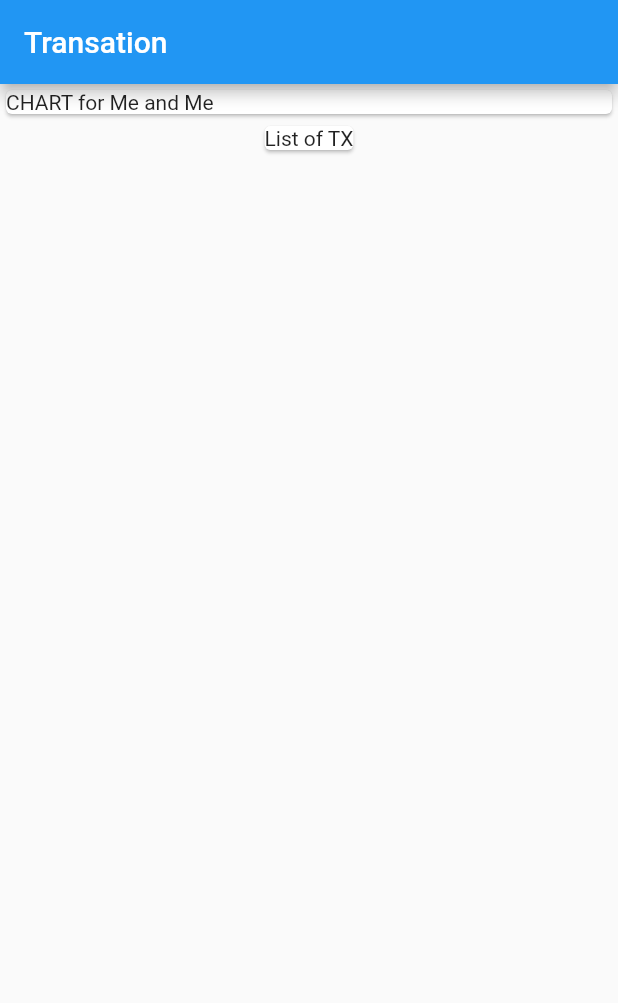
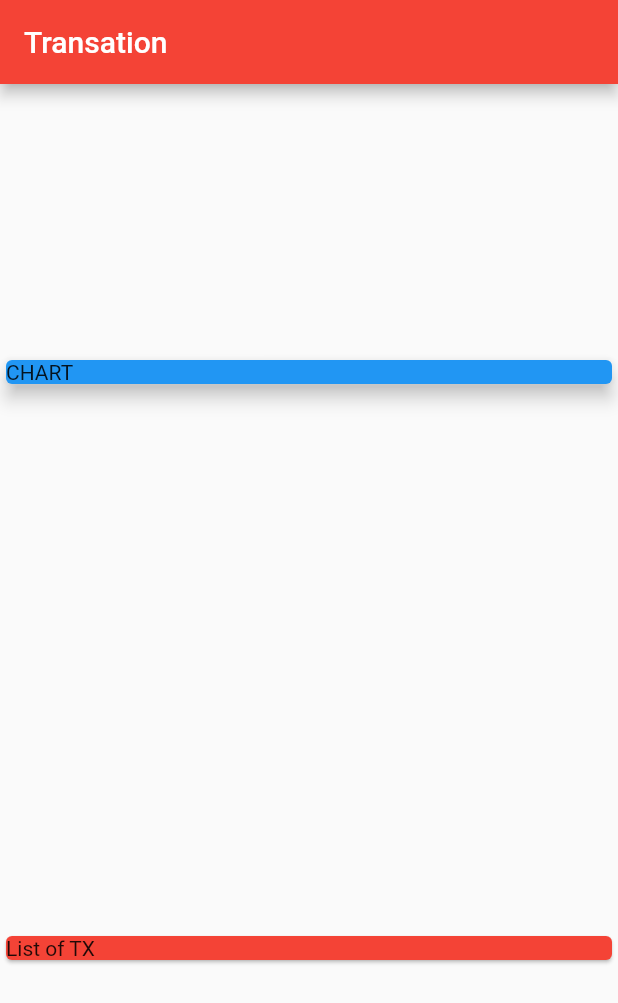
Before and after one commit to RaajShah/acadmind, a Flutter app: the screen it shows after launch, on a phone screen of 412 x 824 dp. Shown: the top 1003 px of the screen. Run offline on Flutter 3.47's test engine with Material 2 defaults, Android fonts, the light colour scheme and no system bars.

Commit message:
lacture74

```diff
--- a/lib/Pages/homepage.dart
+++ b/lib/Pages/homepage.dart
@@ -1,23 +1,46 @@
 import 'package:flutter/material.dart';
+import './transaction.dart';
 
 class HomePage extends StatelessWidget {
   const HomePage({Key? key}) : super(key: key);
 
   @override
   Widget build(BuildContext context) {
+    List<Transaction> transaction = [
+      Transaction(
+        id: 't1',
+        title: 'New Shoes',
+        amount: 69.99,
+        date: DateTime.now(),
+      ),
+      Transaction(
+        id: 't2',
+        title: 'Weekly Groceries',
+        amount: 16.53,
+        date: DateTime.now(),
+      ),
+    ];
+
+//________________________________________________
     return Scaffold(
       appBar: AppBar(
         title: const Text('Transation'),
+        backgroundColor: Colors.red,
       ),
       body: Column(
+        mainAxisAlignment: MainAxisAlignment.spaceAround,
+        crossAxisAlignment: CrossAxisAlignment.stretch,
         children: [
           Container(
             width: double.infinity,
             child: const Card(
-              child: Text('CHART for Me and Me'),
+              color: Colors.blue,
+              child: Text('CHART'),
+              elevation: 5,
             ),
           ),
           const Card(
+            color: Colors.red,
             child: Text('List of TX'),
           ),
         ],
--- /dev/null
+++ b/lib/Pages/transaction.dart
@@ -0,0 +1,13 @@
+class Transaction {
+  String? id;
+  String? title;
+  double? amount;
+  DateTime? date;
+
+  Transaction({
+    required this.id,
+    required this.title,
+    required this.amount,
+    required this.date,
+  });
+}
```
